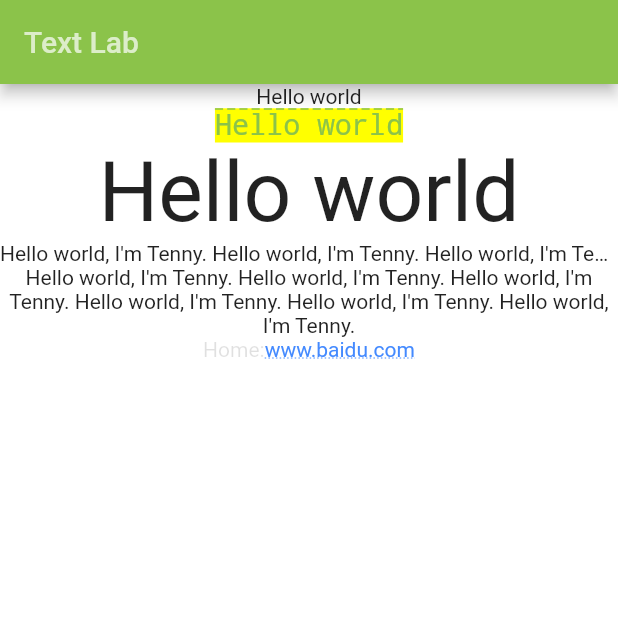
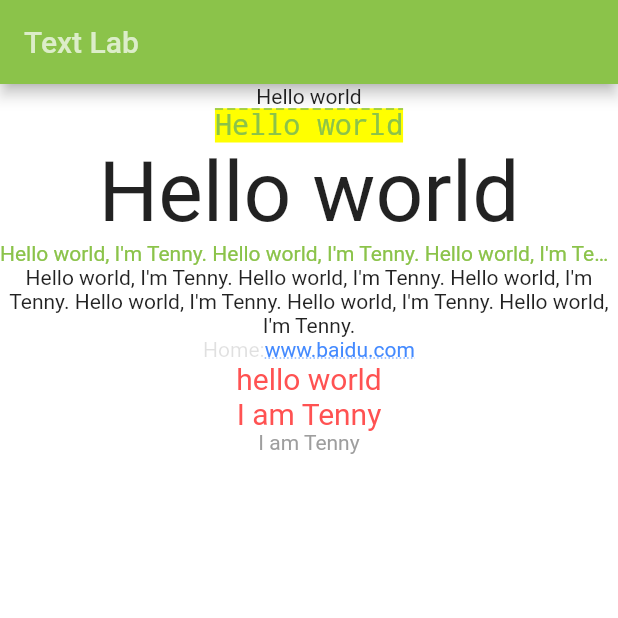
Before and after one commit to TennyQianghuacong/flutter_widget_learning, a Flutter app: the screen it shows after launch, on a phone screen of 412 x 824 dp, the top half of it. Run offline on Flutter 3.47's test engine with Material 2 defaults, Android fonts, the phone set to English and light mode, and no system bars; Roboto replaces fonts that are missing (Chinese).

Commit message:
text 字体

```diff
--- a/lib/text/text_lab.dart
+++ b/lib/lab/text/text_lab.dart
@@ -22,7 +22,10 @@ class TextLabApp extends StatelessWidget {
   }
 }
 
+
+
 class TextMulti extends StatelessWidget {
+
   @override
   Widget build(BuildContext context) {
     return Column(
@@ -49,6 +52,7 @@ class TextMulti extends StatelessWidget {
         ),
         Text(
           "Hello world, I'm Tenny. " * 4,
+          style: TextStyle(fontFamily: 'Chinese', color: Colors.lightGreen),
           maxLines: 1,
           overflow: TextOverflow.ellipsis,
         ),
@@ -68,7 +72,26 @@ class TextMulti extends StatelessWidget {
           //    recognizer:_TabRecognizer()
           //TODO 在这个位置加入点击识别
           )
-        ]))
+        ])),
+        DefaultTextStyle(
+          style: TextStyle(
+            color: Colors.redAccent,
+            fontSize: 20.0,
+          ),
+          textAlign: TextAlign.start,
+          child: Column(
+            children: <Widget>[
+              Text("hello world"),
+              Text("I am Tenny"),
+              Text("I am Tenny",
+                style: TextStyle(
+                    inherit: false, //2.不继承默认样式
+                    color: Colors.grey
+                ),
+              ),
+            ],
+          ),
+        )
       ],
     );
   }
--- a/lib/main.dart
+++ b/lib/main.dart
@@ -1,7 +1,8 @@
 import 'package:flutter/material.dart';
+import 'package:flutter_widget_learning/lab/button/button_lab.dart';
 import 'package:flutter_widget_learning/lab/stateful/stateful_test.dart';
+import 'package:flutter_widget_learning/lab/text/text_lab.dart';
 import 'package:flutter_widget_learning/route_anim/route_anim.dart';
-import 'package:flutter_widget_learning/text/text_lab.dart';
 import 'bottom_navigation/bottom_navigation_widget.dart';
 import 'irregular_bottom_navigation/irregular_bottom_navigation_widget.dart';
 
--- a/lib/screen/screen.dart
+++ b/lib/screen/screen.dart
@@ -4,7 +4,7 @@ class Screen extends StatelessWidget {
   final String text;
   final Color appColor;
 
-  const Screen({Key key, this.text, this.appColor}) : super(key: key);
+  const Screen({Key key, @required this.text, this.appColor}) : super(key: key);
 
   @override
   Widget build(BuildContext context) {
--- a/pubspec.yaml
+++ b/pubspec.yaml
@@ -71,3 +71,7 @@ flutter:
   #
   # For details regarding fonts from package dependencies,
   # see https://flutter.dev/custom-fonts/#from-packages
+  fonts:
+    - family: Chinese
+      fonts:
+        - asset: assets/fonts/ZCOOLKuaiLe-Regular.ttf
```
Also changed, not shown: lib/lab/button/button_lab.dart (added, +92 -0 lines), 3 other files.
